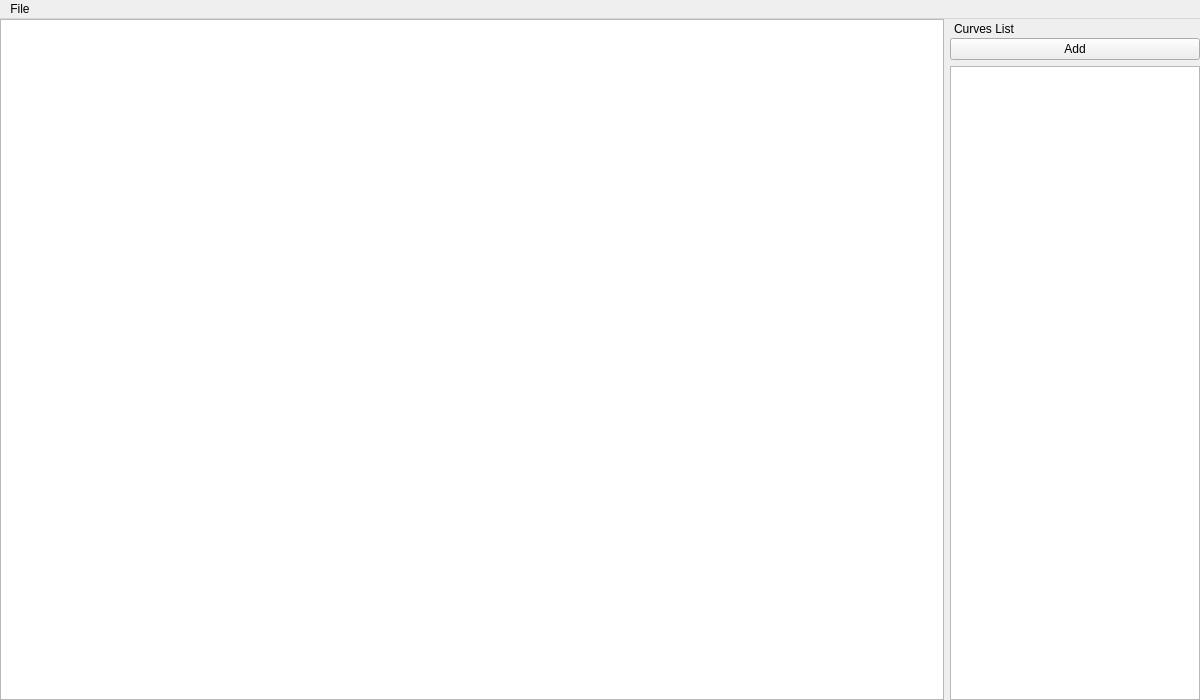
Before: the Qt Designer form src/ui/mainwindow.ui in ATh0m/curve-editor, drawn with Qt 5.
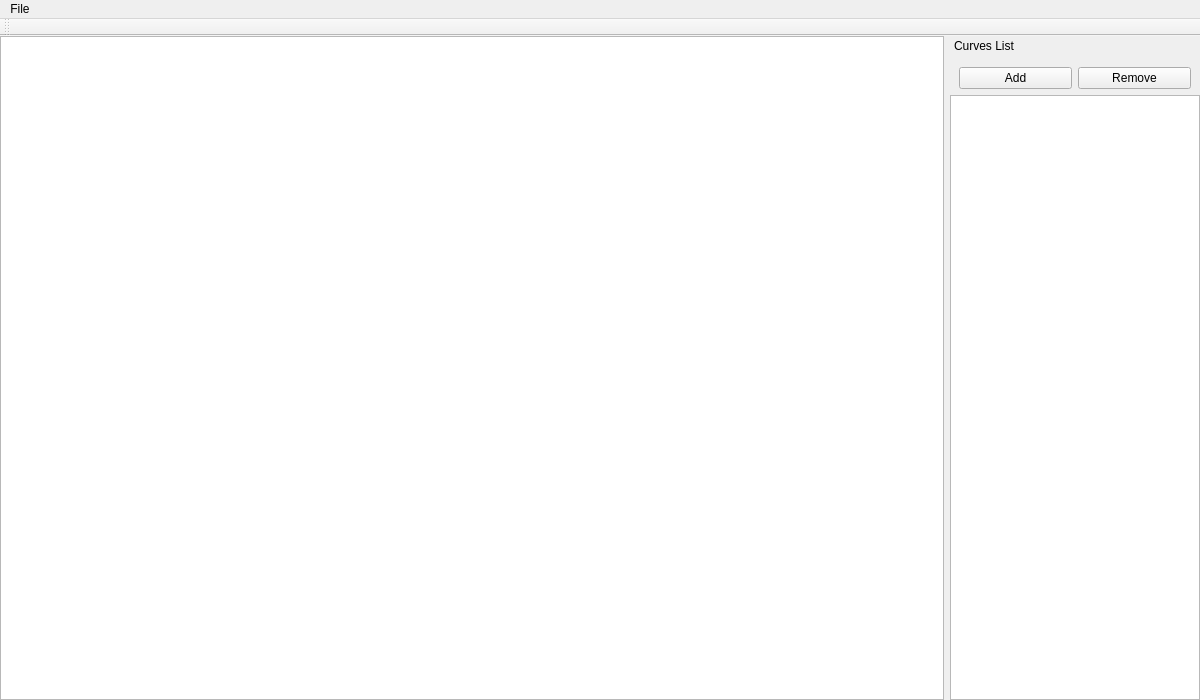
After: the same form once the commit is applied.

Commit message: Adding and removing curves

```diff
--- a/src/ui/mainwindow.ui
+++ b/src/ui/mainwindow.ui
@@ -101,7 +101,7 @@
    <property name="minimumSize">
     <size>
      <width>250</width>
-     <height>131</height>
+     <height>154</height>
     </size>
    </property>
    <property name="maximumSize">
@@ -143,10 +143,29 @@
       <number>0</number>
      </property>
      <item>
-      <widget class="QPushButton" name="pushButton">
-       <property name="text">
-        <string>Add</string>
-       </property>
+      <widget class="QWidget" name="widget" native="true">
+       <layout class="QHBoxLayout" name="horizontalLayout">
+        <property name="topMargin">
+         <number>12</number>
+        </property>
+        <property name="bottomMargin">
+         <number>0</number>
+        </property>
+        <item>
+         <widget class="QPushButton" name="addCurve">
+          <property name="text">
+           <string>Add</string>
+          </property>
+         </widget>
+        </item>
+        <item>
+         <widget class="QPushButton" name="removeCurve">
+          <property name="text">
+           <string>Remove</string>
+          </property>
+         </widget>
+        </item>
+       </layout>
       </widget>
      </item>
      <item>
@@ -162,6 +181,17 @@
     </layout>
    </widget>
   </widget>
+  <widget class="QToolBar" name="toolBar">
+   <property name="windowTitle">
+    <string>toolBar</string>
+   </property>
+   <attribute name="toolBarArea">
+    <enum>TopToolBarArea</enum>
+   </attribute>
+   <attribute name="toolBarBreak">
+    <bool>false</bool>
+   </attribute>
+  </widget>
   <action name="actionNew">
    <property name="text">
     <string>New</string>
```
The commit also changes 3 other files.
